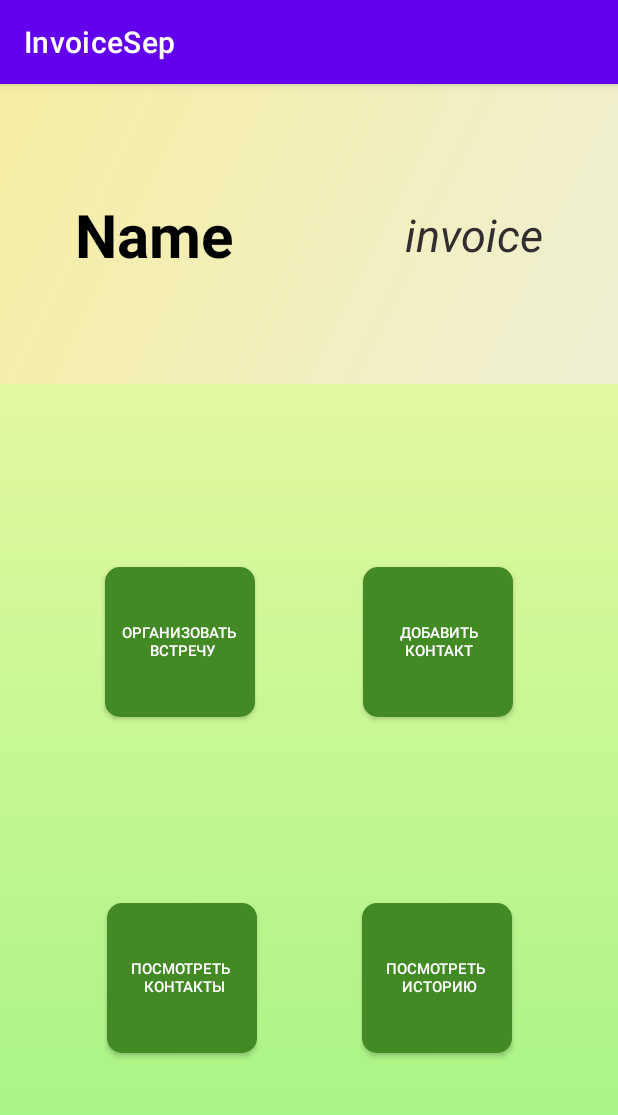
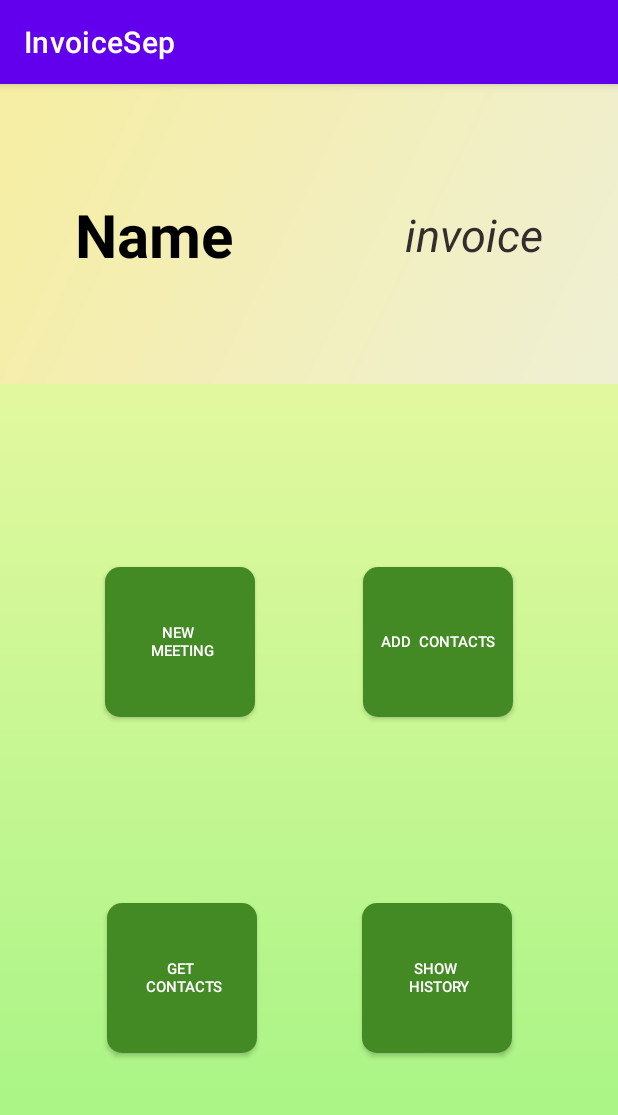
Before and after one commit to iliayar/invoice-separation, an Android app: the screen it shows after launch (MainActivity), on a phone screen of 412 x 824 dp. Shown: the top 1115 px of the screen. Run offline under Robolectric (Android 15) with nearby library versions, the phone set to English and light mode, and no system bars; libraries missing offline, so code that uses them is left out: com.jakewharton.retrofit2.

Commit message:
Updated android libs. Permission for Internet added at AndroidManifest.xml

```diff
--- a/mobile/app/src/main/AndroidManifest.xml
+++ b/mobile/app/src/main/AndroidManifest.xml
@@ -1,14 +1,15 @@
 <?xml version="1.0" encoding="utf-8"?>
 <manifest xmlns:android="http://schemas.android.com/apk/res/android"
     package="com.example.invoicesep" >
-
+    <uses-permission android:name="android.permission.INTERNET" />
     <application
         android:allowBackup="true"
         android:icon="@mipmap/ic_launcher"
         android:label="@string/app_name"
         android:roundIcon="@mipmap/ic_launcher_round"
         android:supportsRtl="true"
-        android:theme="@style/Theme.InvoiceSep" >
+        android:theme="@style/Theme.InvoiceSep"
+        android:name=".ApiApp">
         <activity
             android:name=".MainActivity"
             android:exported="true" >
--- a/mobile/app/src/main/java/com/example/invoicesep/MainActivity.kt
+++ b/mobile/app/src/main/java/com/example/invoicesep/MainActivity.kt
@@ -8,18 +8,22 @@ import com.example.invoicesep.api.Debt
 import com.example.invoicesep.api.InvoiceSeparation
 import com.example.invoicesep.api.User
 import com.example.invoicesep.api.UserLogin
-import kotlinx.android.synthetic.main.activity_main.*
+import com.example.invoicesep.databinding.ActivityMainBinding
 import kotlinx.coroutines.launch
 import kotlinx.serialization.ExperimentalSerializationApi
 import retrofit2.Response
 
 @ExperimentalSerializationApi
 class MainActivity : AppCompatActivity() {
+    private lateinit var binding: ActivityMainBinding
+
     override fun onCreate(savedInstanceState: Bundle?) {
         super.onCreate(savedInstanceState)
-        setContentView(R.layout.activity_main)
-        add.setOnClickListener { postContacts(listOf("Fedos")) }
-        view_contacts.setOnClickListener { getContacts() }
+        binding = ActivityMainBinding.inflate(layoutInflater)
+        val view = binding.root
+        setContentView(view)
+        binding.add.setOnClickListener { postContacts(listOf("Fedos")) }
+        binding.viewContacts.setOnClickListener { getContacts() }
 
     }
 
@@ -35,7 +39,7 @@ class MainActivity : AppCompatActivity() {
                     makeToast("success")
                     onSuccess(response)
                 } else {
-                    makeToast("error")
+                    makeToast("error occurred, response code: ${response.code()}")
                     onFailure(response)
                 }
             } catch (t: Throwable) {
--- a/mobile/app/src/main/java/com/example/invoicesep/api/Debt.kt
+++ b/mobile/app/src/main/java/com/example/invoicesep/api/Debt.kt
@@ -1,8 +1,9 @@
 package com.example.invoicesep.api
 
-import kotlinx.android.parcel.Parcelize
+import android.os.Parcelable
+import kotlinx.parcelize.Parcelize
 import kotlinx.serialization.Serializable
 
 @Parcelize
 @Serializable
-class Debt(val value: Int)
+class Debt(val value: Int) : Parcelable
--- a/mobile/app/src/main/java/com/example/invoicesep/api/InvoiceSeparation.kt
+++ b/mobile/app/src/main/java/com/example/invoicesep/api/InvoiceSeparation.kt
@@ -1,8 +1,9 @@
 package com.example.invoicesep.api
 
-import kotlinx.android.parcel.Parcelize
+import android.os.Parcelable
+import kotlinx.parcelize.Parcelize
 import kotlinx.serialization.Serializable
 
 @Parcelize
 @Serializable
-class InvoiceSeparation(val invoice: Int, val users: List<String>)
+class InvoiceSeparation(val invoice: Int, val users: List<String>) : Parcelable
--- a/mobile/app/src/main/java/com/example/invoicesep/api/User.kt
+++ b/mobile/app/src/main/java/com/example/invoicesep/api/User.kt
@@ -1,8 +1,9 @@
 package com.example.invoicesep.api
 
-import kotlinx.android.parcel.Parcelize
+import android.os.Parcelable
+import kotlinx.parcelize.Parcelize
 import kotlinx.serialization.Serializable
 
 @Parcelize
 @Serializable
-data class User(val info: String)
+data class User(val info: String) : Parcelable
--- a/mobile/app/src/main/java/com/example/invoicesep/api/UserLogin.kt
+++ b/mobile/app/src/main/java/com/example/invoicesep/api/UserLogin.kt
@@ -1,8 +1,9 @@
 package com.example.invoicesep.api
 
-import kotlinx.android.parcel.Parcelize
+import android.os.Parcelable
+import kotlinx.parcelize.Parcelize
 import kotlinx.serialization.Serializable
 
 @Parcelize
 @Serializable
-data class UserLogin(val login: String, val password: String)
+data class UserLogin(val login: String, val password: String) : Parcelable
--- a/mobile/app/src/main/res/values/strings.xml
+++ b/mobile/app/src/main/res/values/strings.xml
@@ -2,8 +2,8 @@
     <string name="app_name">InvoiceSep</string>
     <string name="name">Name</string>
     <string name="invoice">invoice</string>
-    <string name="organise">Организовать \n встречу</string>
-    <string name="add_contact">Добавить \ контакт</string>
-    <string name="view_contacts">Посмотреть \n контакты</string>
-    <string name="view_history">Посмотреть \n историю</string>
+    <string name="organise">New \n meeting</string>
+    <string name="add_contact">Add \ contacts</string>
+    <string name="view_contacts">Get \n contacts</string>
+    <string name="view_history">Show \n history</string>
 </resources>
```
Also changed, not shown: mobile/app/build.gradle (+7 -7 lines), mobile/build.gradle (+3 -4 lines).
